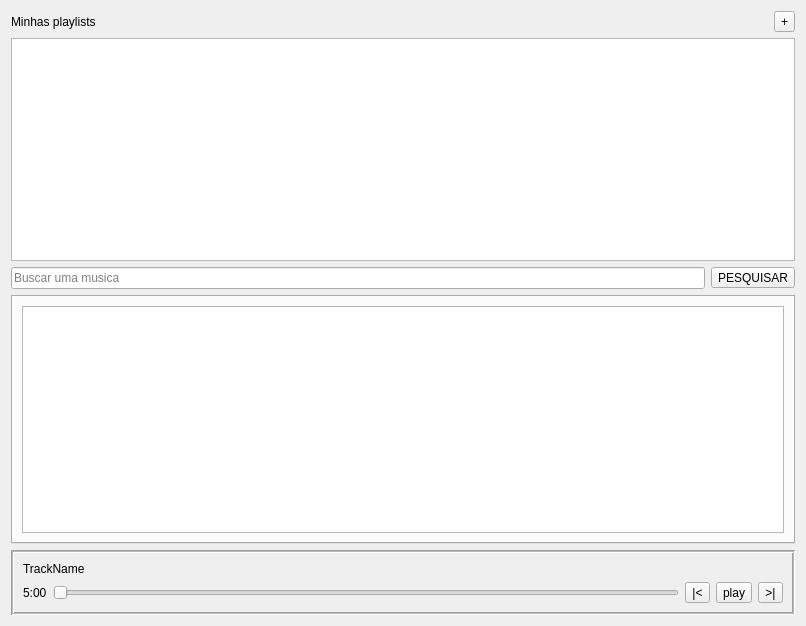
Old version of the form src/ui/mainform.ui in the repository danielwolney/SQtify.
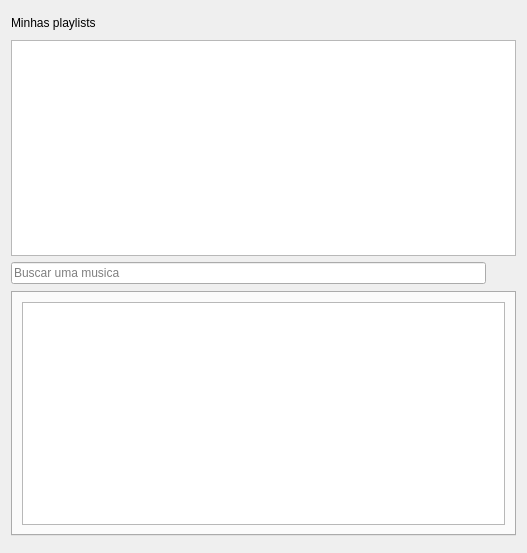
New version of the form. Icons and pictures are not drawn. Custom widgets are drawn as their Qt base class.

Commit message: - start playlist - custom player widget - custom listview suporting float butons - resource icons

What changed in the file:
```diff
--- a/src/ui/mainform.ui
+++ b/src/ui/mainform.ui
@@ -6,8 +6,8 @@
    <rect>
     <x>0</x>
     <y>0</y>
-    <width>806</width>
-    <height>626</height>
+    <width>527</width>
+    <height>553</height>
    </rect>
   </property>
   <property name="windowTitle">
@@ -28,7 +28,14 @@
        <item>
         <widget class="QToolButton" name="addPlaylist">
          <property name="text">
-          <string>+</string>
+          <string/>
+         </property>
+         <property name="icon">
+          <iconset resource="../../res/res.qrc">
+           <normaloff>:/baseline_library_add_black_18dp.png</normaloff>:/baseline_library_add_black_18dp.png</iconset>
+         </property>
+         <property name="autoRaise">
+          <bool>true</bool>
          </property>
         </widget>
        </item>
@@ -63,7 +70,14 @@
        <item>
         <widget class="QToolButton" name="btnSearch">
          <property name="text">
-          <string>PESQUISAR</string>
+          <string/>
+         </property>
+         <property name="icon">
+          <iconset resource="../../res/res.qrc">
+           <normaloff>:/search-black-24dp.svg</normaloff>:/search-black-24dp.svg</iconset>
+         </property>
+         <property name="autoRaise">
+          <bool>true</bool>
          </property>
         </widget>
        </item>
@@ -111,90 +125,25 @@
     </widget>
    </item>
    <item>
-    <widget class="QFrame" name="playerFrame">
-     <property name="frameShape">
-      <enum>QFrame::Box</enum>
-     </property>
-     <property name="frameShadow">
-      <enum>QFrame::Sunken</enum>
-     </property>
-     <property name="midLineWidth">
-      <number>1</number>
-     </property>
-     <layout class="QVBoxLayout" name="verticalLayout_2">
-      <item>
-       <widget class="QLabel" name="lblTrackName">
-        <property name="text">
-         <string>TrackName</string>
-        </property>
-       </widget>
-      </item>
-      <item>
-       <layout class="QHBoxLayout" name="horizontalLayout_3">
-        <item>
-         <widget class="QLabel" name="lblTime">
-          <property name="text">
-           <string>5:00</string>
-          </property>
-         </widget>
-        </item>
-        <item>
-         <widget class="QSlider" name="playProgressIndicator">
-          <property name="orientation">
-           <enum>Qt::Horizontal</enum>
-          </property>
-         </widget>
-        </item>
-        <item>
-         <layout class="QHBoxLayout" name="horizontalLayout_2">
-          <item>
-           <widget class="QToolButton" name="btnPrevious">
-            <property name="autoFillBackground">
-             <bool>false</bool>
-            </property>
-            <property name="text">
-             <string>|&lt;</string>
-            </property>
-            <property name="popupMode">
-             <enum>QToolButton::DelayedPopup</enum>
-            </property>
-           </widget>
-          </item>
-          <item>
-           <widget class="QToolButton" name="toolButton_2">
-            <property name="autoFillBackground">
-             <bool>false</bool>
-            </property>
-            <property name="text">
-             <string>play</string>
-            </property>
-            <property name="popupMode">
-             <enum>QToolButton::DelayedPopup</enum>
-            </property>
-           </widget>
-          </item>
-          <item>
-           <widget class="QToolButton" name="btnSkip">
-            <property name="autoFillBackground">
-             <bool>false</bool>
-            </property>
-            <property name="text">
-             <string>&gt;|</string>
-            </property>
-            <property name="popupMode">
-             <enum>QToolButton::DelayedPopup</enum>
-            </property>
-           </widget>
-          </item>
-         </layout>
-        </item>
-       </layout>
-      </item>
-     </layout>
-    </widget>
+    <widget class="PlayerWidget" name="playerWidget" native="true"/>
    </item>
   </layout>
  </widget>
- <resources/>
+ <customwidgets>
+  <customwidget>
+   <class>PlayerWidget</class>
+   <extends>QWidget</extends>
+   <header>ui/playerwidget.h</header>
+   <container>1</container>
+  </customwidget>
+  <customwidget>
+   <class>ActionListView</class>
+   <extends>QListView</extends>
+   <header>ui/actionlistview.h</header>
+  </customwidget>
+ </customwidgets>
+ <resources>
+  <include location="../../res/res.qrc"/>
+ </resources>
  <connections/>
 </ui>
```
Left out of the diff: 4 changed lines with no effect on the pictures. The commit also changes 27 other files.
